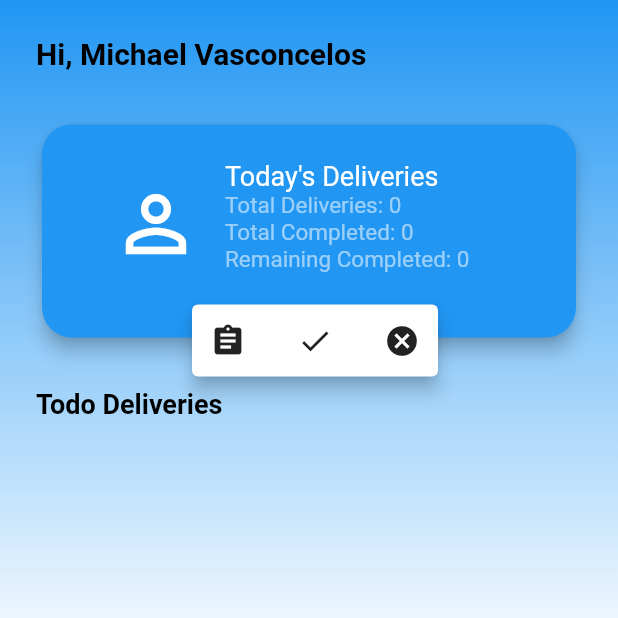
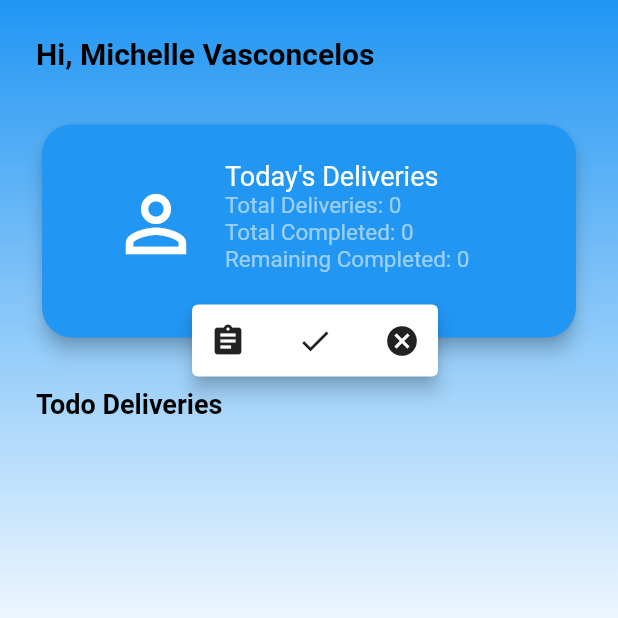
Before and after one commit to vasconcelosm2atwit/deliveryPortal-mobile-app, a Flutter app: the HomePage screen opened directly, on a phone screen of 412 x 824 dp, the top half of it. Run offline on Flutter 3.47's test engine with Material 2 defaults, Android fonts, the phone set to English and light mode, and no system bars; drawn by our look-alikes of curved_navigation_bar; our stand-ins replace cloud_firestore, custom_navigation_bar, firebase_auth, firebase_core, google_fonts, percent_indicator and 1 more; missing offline and left inert: flutter_barcode_scanner; accounts and stored records are empty; network calls fail.

Commit message:
updating changes before final

```diff
--- a/lib/services/driver_service.dart
+++ b/lib/services/driver_service.dart
@@ -38,12 +38,8 @@ class DriverService {
 
   // set a status for all items
   Future<void> updateItemStatus(id, status) async {
-    await FirebaseFirestore.instance.collection('items').doc(id).set({
-      'confirmed': false,
-      'delivered': false,
+    await FirebaseFirestore.instance.collection('items').doc(id).update({
       'status': status,
-      'deliveryDriver': "",
-      'name': "TC@HOME"
     });
   }
 
--- a/lib/view_model/driver_view_model.dart
+++ b/lib/view_model/driver_view_model.dart
@@ -134,7 +134,7 @@ class DriverViewModel extends ChangeNotifier {
   Future<void> getDeliveries() async {
     //_deliveryList = await driverService.getAllDeliveries();
     _deliveryList =
-        await driverService.getAllDeliveriesByDriver("michael@email.com");
+        await driverService.getAllDeliveriesByDriver("michelle-vasconcelos@email.com");
     setDisplayList("todo");
     _loading_deliveries = false;
     notifyListeners();
--- a/lib/views/deliveries/widgets/head_panel.dart
+++ b/lib/views/deliveries/widgets/head_panel.dart
@@ -40,7 +40,7 @@ class _HeadPanelState extends State<HeadPanel> {
         ),
         SizedBox(height: 20),
         CustomText(
-          text: "Michael Vasconcelos",
+          text: "Michelle Vasconcelos",
           size: 18,
           color: Colors.white,
         ),
--- a/lib/views/deliveries/widgets/top_bar.dart
+++ b/lib/views/deliveries/widgets/top_bar.dart
@@ -46,7 +46,7 @@ class _TopBarState extends State<TopBar> {
                          // tileColor: Colors.white,
                           leading: Icon(Icons.person_outline_rounded,color: Colors.black,size: 50,),
                           title: CustomText(
-                            text: "Michael Vasconcelos",
+                            text: "Michelle Vasconcelos",
                             size: 20,
                             color: Colors.black,
                           ),
--- a/lib/views/driver/driver_page.dart
+++ b/lib/views/driver/driver_page.dart
@@ -52,7 +52,7 @@ class _driverPageState extends State<DriverPage> {
                   children: const [
                     Expanded(
                       child: CustomText(
-                        text: "Hi, Michael Vasconcelos",
+                        text: "Hi, Michelle Vasconcelos",
                         size: 20,
                         color: Colors.black,
                         weight: FontWeight.bold,
```
Also changed, not shown: lib/views/deliveries/CurrentDelivery.dart (+54 -1 lines), lib/views/deliveries/widgets/initial_scan_page.dart (+9 -2 lines).
